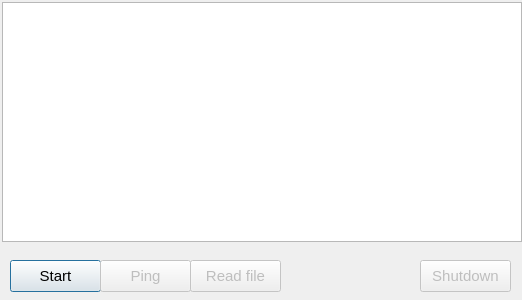
Old version of the form BIGUI/BasicInfoGUI/bidialog.ui in the repository PipesAndFiltersProject/StudentPassing.
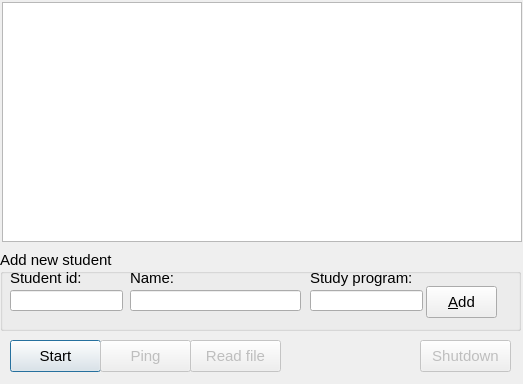
New version of the form.

Commit message: Added UI for adding new student information.

The edit to the form file:
```diff
--- a/BIGUI/BasicInfoGUI/bidialog.ui
+++ b/BIGUI/BasicInfoGUI/bidialog.ui
@@ -6,8 +6,8 @@
    <rect>
     <x>0</x>
     <y>0</y>
-    <width>522</width>
-    <height>300</height>
+    <width>523</width>
+    <height>384</height>
    </rect>
   </property>
   <property name="font">
@@ -26,7 +26,7 @@
    <property name="geometry">
     <rect>
      <x>10</x>
-     <y>260</y>
+     <y>340</y>
      <width>91</width>
      <height>32</height>
     </rect>
@@ -48,7 +48,7 @@
    <property name="geometry">
     <rect>
      <x>100</x>
-     <y>260</y>
+     <y>340</y>
      <width>91</width>
      <height>32</height>
     </rect>
@@ -64,7 +64,7 @@
    <property name="geometry">
     <rect>
      <x>190</x>
-     <y>260</y>
+     <y>340</y>
      <width>91</width>
      <height>32</height>
     </rect>
@@ -80,7 +80,7 @@
    <property name="geometry">
     <rect>
      <x>420</x>
-     <y>260</y>
+     <y>340</y>
      <width>91</width>
      <height>32</height>
     </rect>
@@ -99,6 +99,107 @@
     </rect>
    </property>
   </widget>
+  <widget class="QGroupBox" name="groupBox">
+   <property name="geometry">
+    <rect>
+     <x>0</x>
+     <y>250</y>
+     <width>521</width>
+     <height>81</height>
+    </rect>
+   </property>
+   <property name="title">
+    <string>Add new student</string>
+   </property>
+   <widget class="QLineEdit" name="studyProgram">
+    <property name="geometry">
+     <rect>
+      <x>310</x>
+      <y>40</y>
+      <width>113</width>
+      <height>21</height>
+     </rect>
+    </property>
+   </widget>
+   <widget class="QLineEdit" name="studentId">
+    <property name="geometry">
+     <rect>
+      <x>10</x>
+      <y>40</y>
+      <width>113</width>
+      <height>21</height>
+     </rect>
+    </property>
+   </widget>
+   <widget class="QLineEdit" name="studentName">
+    <property name="geometry">
+     <rect>
+      <x>130</x>
+      <y>40</y>
+      <width>171</width>
+      <height>21</height>
+     </rect>
+    </property>
+   </widget>
+   <widget class="QLabel" name="label">
+    <property name="geometry">
+     <rect>
+      <x>10</x>
+      <y>20</y>
+      <width>91</width>
+      <height>16</height>
+     </rect>
+    </property>
+    <property name="text">
+     <string>Student id:</string>
+    </property>
+   </widget>
+   <widget class="QLabel" name="label_2">
+    <property name="geometry">
+     <rect>
+      <x>130</x>
+      <y>20</y>
+      <width>59</width>
+      <height>16</height>
+     </rect>
+    </property>
+    <property name="text">
+     <string>Name:</string>
+    </property>
+   </widget>
+   <widget class="QLabel" name="label_3">
+    <property name="geometry">
+     <rect>
+      <x>310</x>
+      <y>20</y>
+      <width>111</width>
+      <height>16</height>
+     </rect>
+    </property>
+    <property name="text">
+     <string>Study program:</string>
+    </property>
+   </widget>
+   <widget class="QPushButton" name="pushButton">
+    <property name="geometry">
+     <rect>
+      <x>426</x>
+      <y>36</y>
+      <width>71</width>
+      <height>32</height>
+     </rect>
+    </property>
+    <property name="text">
+     <string>&amp;Add</string>
+    </property>
+   </widget>
+  </widget>
+  <zorder>groupBox</zorder>
+  <zorder>startButton</zorder>
+  <zorder>pingButton</zorder>
+  <zorder>readfileButton</zorder>
+  <zorder>shutdownButton</zorder>
+  <zorder>logView</zorder>
  </widget>
  <layoutdefault spacing="6" margin="11"/>
  <resources/>
```
The commit also changes 1 other file.
